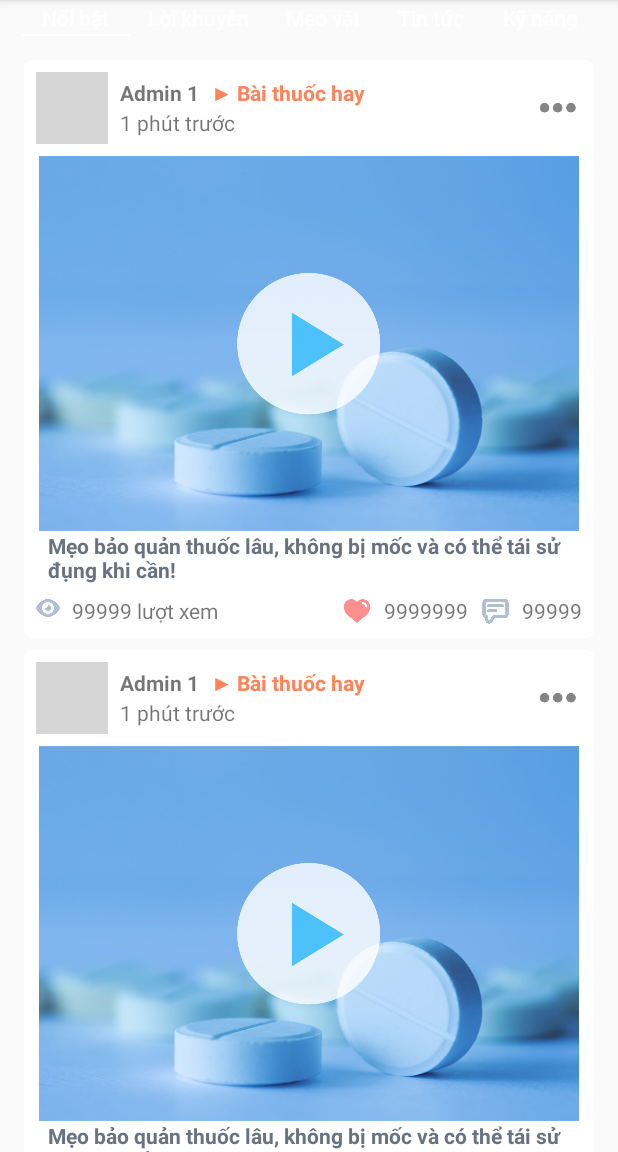
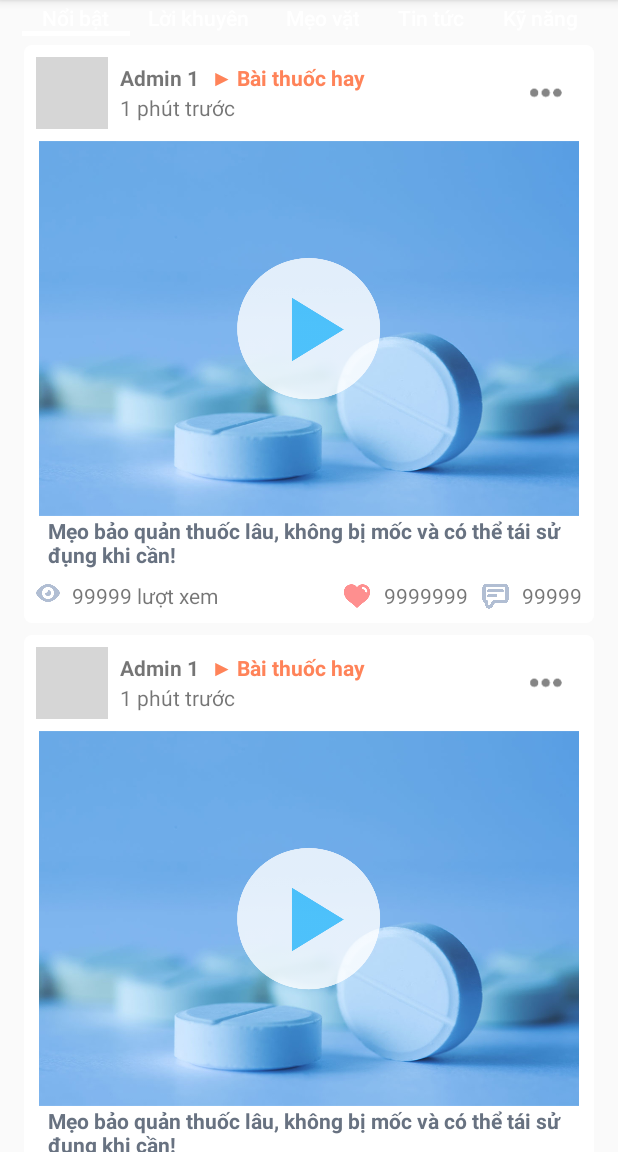
Before and after one commit to vihahb/xMec, an Android app: the fragment NewsFeedFragment shown on its own in the app's theme, on a phone screen of 412 x 824 dp, the part 84-1236 px from its top. Run offline under Robolectric (Android 15) with nearby library versions, the phone set to English and light mode, and no system bars; plain views replace AvatarView; grey boxes are pictures that could not be loaded.

Commit message:
fix desgin màn tin tức

```diff
--- a/app/build.gradle
+++ b/app/build.gradle
@@ -34,5 +34,6 @@ dependencies {
     compile 'eu.long1:spacetablayout:1.0.4'
     compile 'agency.tango.android:avatar-view:0.0.2'
     compile 'com.google.android.gms:play-services:10.0.1'
+    compile 'com.jaredrummler:material-spinner:1.1.0'
     testCompile 'junit:junit:4.12'
 }
--- a/app/src/main/java/com/xtelsolution/xmec/xmec/views/fragment/HomeFragment.java
+++ b/app/src/main/java/com/xtelsolution/xmec/xmec/views/fragment/HomeFragment.java
@@ -2,6 +2,7 @@ package com.xtelsolution.xmec.xmec.views.fragment;
 
 import android.os.Bundle;
 import android.support.annotation.Nullable;
+import android.support.design.widget.Snackbar;
 import android.support.v4.app.Fragment;
 import android.support.v4.widget.NestedScrollView;
 import android.support.v7.widget.LinearLayoutManager;
@@ -10,6 +11,7 @@ import android.view.LayoutInflater;
 import android.view.View;
 import android.view.ViewGroup;
 
+import com.jaredrummler.materialspinner.MaterialSpinner;
 import com.xtelsolution.xmec.R;
 import com.xtelsolution.xmec.xmec.views.adapter.DiseaseApdapter;
 import com.xtelsolution.xmec.xmec.views.adapter.NewsAdapter;
@@ -44,6 +46,8 @@ public class HomeFragment extends Fragment {
         rvDisease.setAdapter(adapter);
         rvDisease.setLayoutManager(new LinearLayoutManager(getContext()));
         rvDisease.setNestedScrollingEnabled(false);
+        MaterialSpinner spinner = (MaterialSpinner) view.findViewById(R.id.spcategorize);
+        spinner.setItems("Bệnh",  "Thuốc");
 
     }
 }
--- a/app/src/main/res/drawable/bg_edittext_search.xml
+++ b/app/src/main/res/drawable/bg_edittext_search.xml
@@ -3,7 +3,7 @@
     <item>
         <shape android:shape="rectangle">
             <solid android:color="@color/icons"/>
-            <corners android:radius="5dp"/>
+            <corners android:radius="3dp"/>
             <stroke android:color="@color/colorControlNormal" android:width="1dp"/>
         </shape>
     </item>
--- a/app/src/main/res/layout/fragment_inside_news_feed.xml
+++ b/app/src/main/res/layout/fragment_inside_news_feed.xml
@@ -8,8 +8,9 @@
         android:layout_width="match_parent"
         android:layout_height="match_parent"
         android:paddingLeft="16dp"
-        android:paddingRight="16dp"
-        android:paddingTop="16dp">
+
+        android:layout_marginTop="@dimen/dimen_6"
+        android:paddingRight="16dp">
         <android.support.v7.widget.RecyclerView
             android:id="@+id/rvNewsFeed"
             android:layout_width="match_parent"
--- a/app/src/main/res/layout/fragment_news_feed.xml
+++ b/app/src/main/res/layout/fragment_news_feed.xml
@@ -10,7 +10,7 @@
         android:layout_width="match_parent"
         android:layout_height="24dp"
         app:tabGravity="center"
-        app:tabIndicatorHeight="1dp"
+        app:tabIndicatorHeight="3dp"
         app:tabIndicatorColor="@color/icons"
         app:tabSelectedTextColor="@color/icons"
         app:tabMode="scrollable"
--- a/app/src/main/res/layout/list_item_news_feed.xml
+++ b/app/src/main/res/layout/list_item_news_feed.xml
@@ -1,7 +1,8 @@
 <?xml version="1.0" encoding="utf-8"?>
 <LinearLayout xmlns:android="http://schemas.android.com/apk/res/android"
     android:layout_width="match_parent"
-    android:layout_height="match_parent"
+    android:layout_height="wrap_content"
+    android:layout_marginTop="@dimen/dimen_10"
     android:background="@drawable/bg_shape_radius_white"
     android:orientation="vertical">
 
@@ -63,11 +64,12 @@
 
         <ImageView
             android:id="@+id/btnOptions"
-            android:layout_width="wrap_content"
-            android:layout_height="wrap_content"
+            android:layout_width="48dp"
+            android:layout_height="48dp"
             android:layout_alignParentEnd="true"
             android:layout_centerVertical="true"
             android:src="@drawable/ic_action_more"
+            android:padding="@dimen/dimen_10"
             android:layout_alignParentRight="true" />
     </RelativeLayout>
 
--- a/app/src/main/res/values/colors.xml
+++ b/app/src/main/res/values/colors.xml
@@ -11,7 +11,7 @@
     <color name="primaryText">#212121</color>
     <color name="textTitle">#3f4751</color>
     <color name="textHint">#a9b7cf</color>
-    <color name="default_background">#e2eff7</color>
+    <color name="default_background">#f1f9ff</color>
     <color name="colorControlNormal">#fff</color>
     <color name="fistText">#616161</color>
     <color name="tim">#673AB7</color>
```
Also changed, not shown: app/src/main/res/layout/fragment_health_center.xml (+6 -1 lines), app/src/main/res/layout/fragment_home.xml (+21 -12 lines), app/src/main/res/drawable-xhdpi/avatar.png (added).
